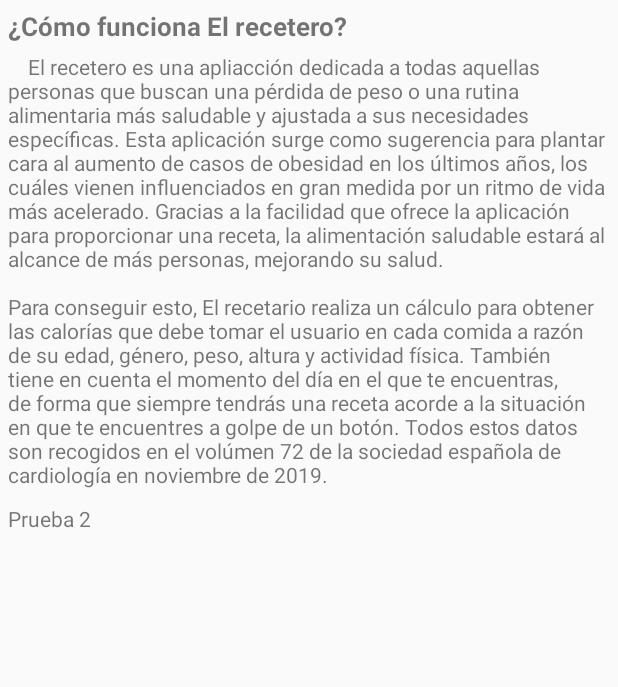
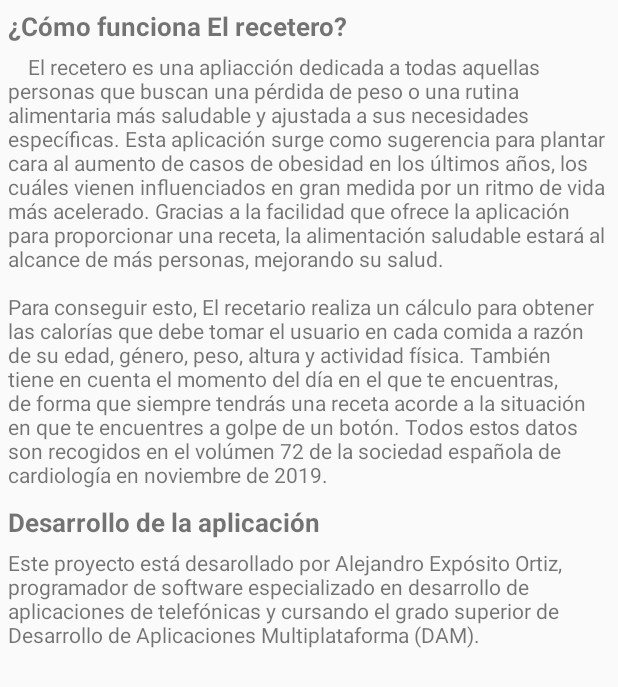
Before and after one commit to AlejandroDAM29/ProyectoFinGrado, an Android app: the layout activity_informacion.xml on its own in the app's theme, with its tools: preview values and no code run, on a phone screen of 412 x 824 dp. Shown: the top 687 px of the screen. Run offline under Robolectric (Android 15) with nearby library versions, the phone set to English and light mode, and no system bars; network calls fail.

Commit message:
Funcionalidad correcta. A la espera de pruebas JPA o acción de cadena aleatoria

```diff
--- a/app/src/main/java/com/example/proyectofingrado/PresentationDomain/DatosUsuario.kt
+++ b/app/src/main/java/com/example/proyectofingrado/PresentationDomain/DatosUsuario.kt
@@ -191,8 +191,11 @@ class DatosUsuario : AppCompatActivity(), RadioGroup.OnCheckedChangeListener,Cal
             R.id.etHombre -> etSexo = "Hombre"
             R.id.etMujer -> etSexo = "Mujer"
         }
-
     }
 
+override fun onStop(){
+    super.onStop()
+    finish()
+}
 
 }
--- a/app/src/main/java/com/example/proyectofingrado/PresentationDomain/HomeActivity.kt
+++ b/app/src/main/java/com/example/proyectofingrado/PresentationDomain/HomeActivity.kt
@@ -22,6 +22,7 @@ import com.example.proyectofingrado.databinding.ActivityHomeBinding
 import com.google.firebase.auth.FirebaseAuth
 import org.json.JSONException
 import org.json.JSONObject
+import kotlin.system.exitProcess
 
 
 class HomeActivity : AppCompatActivity(), CalculateCalories {
@@ -185,9 +186,7 @@ class HomeActivity : AppCompatActivity(), CalculateCalories {
 
     //Se manipula el método del botón Back de android para salir directamente de la aplicación y evitar el encolamiento de actividades
     override fun onBackPressed() {
-        super.onBackPressed()
-        //moveTaskToBack(true)
-
+        finishAffinity()
     }
 
 
--- a/app/src/main/java/com/example/proyectofingrado/PresentationDomain/SelectedFood.kt
+++ b/app/src/main/java/com/example/proyectofingrado/PresentationDomain/SelectedFood.kt
@@ -32,7 +32,6 @@ class SelectedFood : AppCompatActivity(), CurrentTime {
     lateinit var ingredientesComida: TextView
     lateinit var recetaComida: TextView
     lateinit var recievedFood:Food
-
     val HttpURI = "https://alejandroexpdeveloper.com/usuario.php"
     lateinit var requesrQueue: RequestQueue
 
--- a/app/src/main/res/layout/activity_informacion.xml
+++ b/app/src/main/res/layout/activity_informacion.xml
@@ -38,7 +38,17 @@
                 android:layout_width="match_parent"
                 android:layout_height="wrap_content"
                 android:layout_marginTop="10dp"
-                android:text="Prueba 2" />
+                android:textSize="17sp"
+                android:textStyle="bold"
+                android:text="@string/creadorInfo" />
+
+            <TextView
+                android:id="@+id/textView12"
+                android:layout_marginTop="5dp"
+                android:paddingBottom="15dp"
+                android:layout_width="wrap_content"
+                android:layout_height="wrap_content"
+                android:text="@string/desarrolloInfo" />
         </LinearLayout>
     </ScrollView>
 
--- a/app/src/main/res/values/strings.xml
+++ b/app/src/main/res/values/strings.xml
@@ -27,9 +27,10 @@
         española de cardiología en noviembre de 2019.
     </string>
 
-    <string name="creadorInfo">Desarrollo</string>
-    <string name="infoCreadorInfo">
-        Este proyecto está desarollado por Alejandro Expósito Ortiz, desarrollador de software especializado en
+    <string name="creadorInfo">Desarrollo de la aplicación</string>
+    <string name="desarrolloInfo">
+        Este proyecto está desarollado por Alejandro Expósito Ortiz, programador de software especializado en desarrollo de aplicaciones de telefónicas y
+        cursando el grado superior de "Desarrollo de Aplicaciones Multiplataforma (DAM)".
     </string>
 
     <!--Archivo de sharedePreference-->
```
